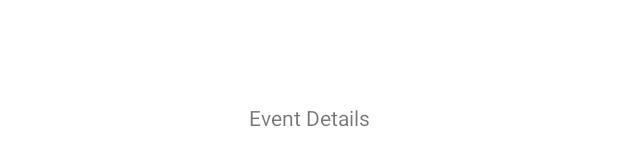
After one commit to songruwa/TicketMasterApp, an Android app: the layout activity_details_of_event.xml on its own in the app's theme, with its tools: preview values and no code run, on a phone screen of 412 x 824 dp. The commit adds this screen. Shown: the part 501-667 px from the top of the screen. Run offline under Robolectric (Android 15) with nearby library versions, the phone set to English and light mode, and no system bars; network calls fail.

Commit message:
Event Detail activity and back button created successfully

```diff
--- /dev/null
+++ b/app/src/main/res/layout/activity_details_of_event.xml
@@ -0,0 +1,32 @@
+<?xml version="1.0" encoding="utf-8"?>
+<androidx.constraintlayout.widget.ConstraintLayout xmlns:android="http://schemas.android.com/apk/res/android"
+    xmlns:app="http://schemas.android.com/apk/res-auto"
+    xmlns:tools="http://schemas.android.com/tools"
+    android:layout_width="match_parent"
+    android:layout_height="match_parent"
+    tools:context=".DetailsOfEvent">
+
+<!--    <androidx.appcompat.widget.Toolbar-->
+<!--        android:id="@+id/toolbar"-->
+<!--        android:layout_width="match_parent"-->
+<!--        android:layout_height="?attr/actionBarSize"-->
+<!--        android:background="?attr/colorPrimary"-->
+<!--        app:layout_constraintBottom_toBottomOf="parent"-->
+<!--        app:layout_constraintEnd_toEndOf="parent"-->
+<!--        app:layout_constraintHorizontal_bias="0.0"-->
+<!--        app:layout_constraintStart_toStartOf="parent"-->
+<!--        app:layout_constraintTop_toTopOf="parent"-->
+<!--        app:layout_constraintVertical_bias="0.0"-->
+<!--        app:navigationIcon="@drawable/ic_baseline_arrow_back_24"-->
+<!--        app:titleTextColor="@android:color/white" />-->
+
+    <TextView
+        android:id="@+id/textView2"
+        android:layout_width="wrap_content"
+        android:layout_height="wrap_content"
+        android:text="Event Details"
+        app:layout_constraintBottom_toBottomOf="parent"
+        app:layout_constraintEnd_toEndOf="parent"
+        app:layout_constraintStart_toStartOf="parent"
+        app:layout_constraintTop_toTopOf="parent" />
+</androidx.constraintlayout.widget.ConstraintLayout>
```
Also changed, not shown: app/src/main/AndroidManifest.xml (+8 -0 lines), app/src/main/java/com/example/myapplication/DetailsOfEvent.java (added, +46 -0 lines), app/src/main/java/com/example/myapplication/EventListAdapter.java (+6 -6 lines), app/src/main/java/com/example/myapplication/EventViewHolder.java (+28 -4 lines), app/src/main/java/com/example/myapplication/MainActivity.java (+15 -2 lines), app/src/main/java/com/example/myapplication/fragments/EventDetails.java (added, +22 -0 lines), app/src/main/java/com/example/myapplication/fragments/SearchResultsFragment.java (+35 -4 lines), app/src/main/java/com/example/myapplication/selectListener.java (added, +10 -0 lines), app/src/main/res/layout/fragment_event_details.xml (added, +14 -0 lines).
